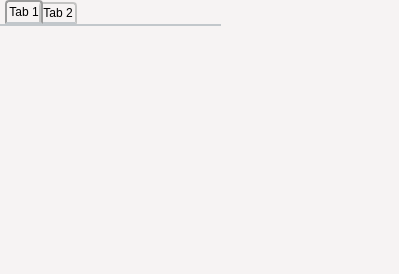
The window that qt4_src/src/ui/msgwindow.ui (libfetion/libfetion-gui) describes before a commit, drawn with Qt 5.
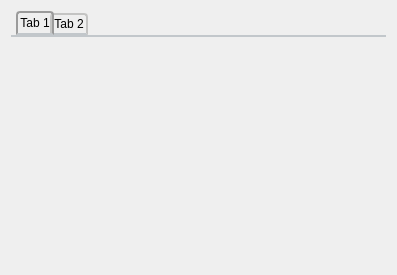
The same window after the commit. Custom widgets are drawn as their Qt base class.

Commit message: change login/main & chat window's parent to QWidget. make chatting browser & editor a splitter layout

The edit to the form file:
```diff
--- a/qt4_src/src/ui/msgwindow.ui
+++ b/qt4_src/src/ui/msgwindow.ui
@@ -1,45 +1,20 @@
 <ui version="4.0" >
  <class>MsgWindow</class>
- <widget class="QMainWindow" name="MsgWindow" >
+ <widget class="QWidget" name="MsgWindow" >
   <property name="geometry" >
    <rect>
     <x>0</x>
     <y>0</y>
-    <width>399</width>
-    <height>274</height>
+    <width>397</width>
+    <height>275</height>
    </rect>
   </property>
-  <property name="minimumSize" >
-   <size>
-    <width>399</width>
-    <height>274</height>
-   </size>
-  </property>
-  <property name="maximumSize" >
-   <size>
-    <width>16777215</width>
-    <height>16777215</height>
-   </size>
-  </property>
   <property name="windowTitle" >
    <string>MainWindow</string>
   </property>
-  <property name="styleSheet" >
-   <string>QMainWindow {
-background-color:rgb(246,243,243);
-}
-</string>
-  </property>
-  <widget class="QWidget" name="centralwidget" >
+  <layout class="QVBoxLayout" name="verticalLayout" >
+   <item>
    <widget class="FxMyTabWidget" name="tabWidget" >
-    <property name="geometry" >
-     <rect>
-      <x>0</x>
-      <y>0</y>
-      <width>221</width>
-      <height>251</height>
-     </rect>
-    </property>
     <property name="styleSheet" >
      <string>QTabWidget {
 background-color:rgb(246,243,243);
@@ -105,7 +80,8 @@
      </attribute>
     </widget>
    </widget>
-  </widget>
+   </item>
+  </layout>
  </widget>
  <customwidgets>
   <customwidget>
```
Left out of the diff: 4 changed lines with no effect on the pictures. Lines whose indentation alone changed are shown as unchanged. The commit also changes 3 other files.
